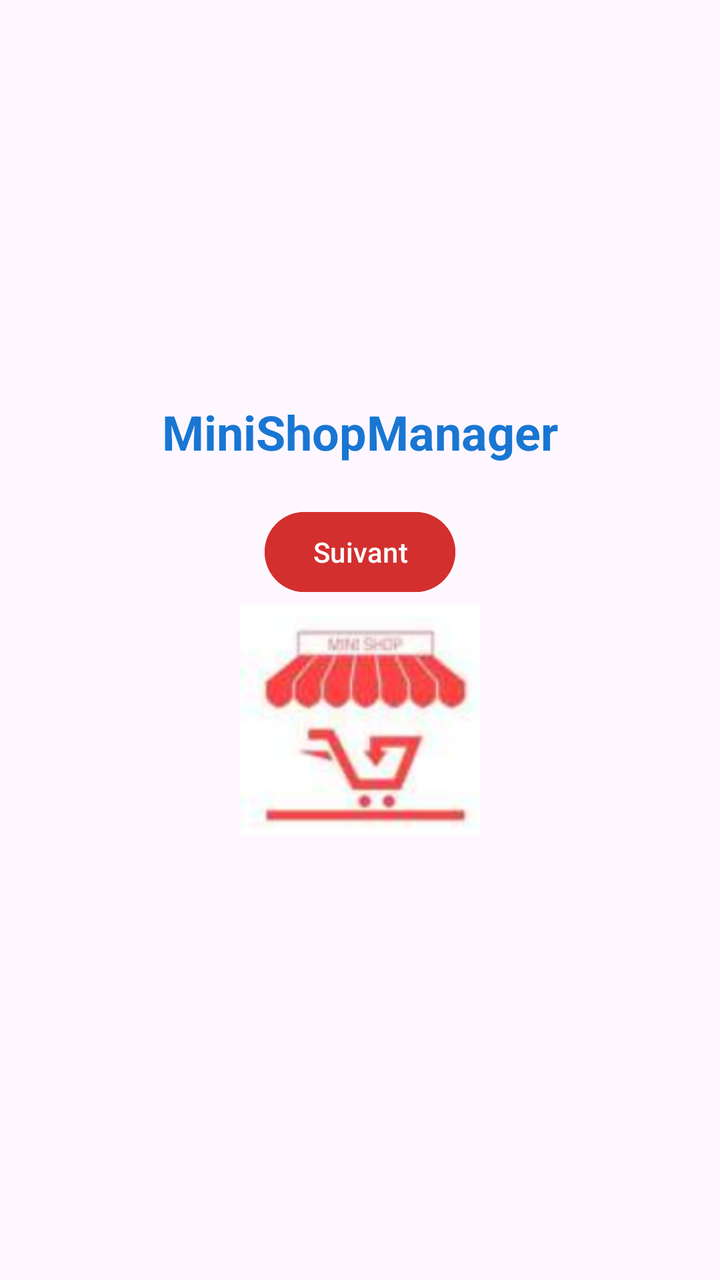
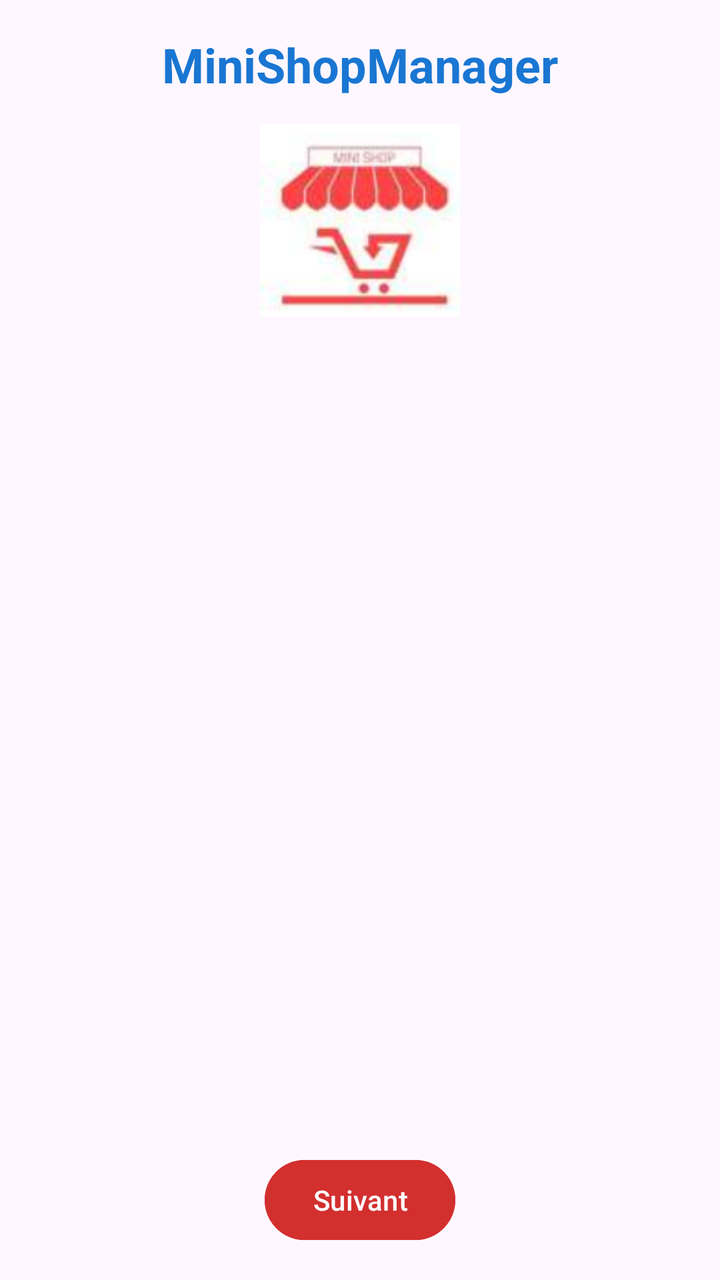

An Android layout rendered at two revisions. The XML below is the earlier revision; the diff shows what the commit changed to produce the second picture.
<!-- AndroidManifest.xml: application theme Theme.MiniShopManager -->
<!-- res/layout/activity_main.xml -->
<?xml version="1.0" encoding="utf-8"?>
<LinearLayout xmlns:android="http://schemas.android.com/apk/res/android"
    android:layout_width="match_parent"
    android:layout_height="match_parent"
    android:orientation="vertical"
    android:gravity="center"
    android:padding="16dp">

    <TextView
        android:id="@+id/tvAppName"
        android:layout_width="wrap_content"
        android:layout_height="wrap_content"
        android:text="MiniShopManager"
        android:textColor="@color/bluePrimary"
        android:textSize="24sp"
        android:textStyle="bold"
        android:layout_marginBottom="20dp"/>

    <Button
        android:id="@+id/btnSuivant"
        android:layout_width="wrap_content"
        android:layout_height="wrap_content"
        android:text="Suivant"
        android:backgroundTint="@color/redAccent"
        android:textColor="@android:color/white"/>
    <ImageView
        android:id="@+id/logoApp"
        android:layout_width="120dp"
        android:layout_height="120dp"
        android:src="@drawable/logo"
        android:contentDescription="Logo de l'application"
        android:layout_marginBottom="20dp"/>
</LinearLayout>
<!-- resources referenced by this layout -->
<resources>
  <color name="bluePrimary">#1976D2</color>
  <color name="redAccent">#D32F2F</color>
  <!-- drawable logo: png bitmap (drawable, 24492 bytes) -->
  <style name="Theme.MiniShopManager" parent="Base.Theme.MiniShopManager" />
  <style name="Base.Theme.MiniShopManager" parent="Theme.Material3.DayNight.NoActionBar">
          
          
      </style>
</resources>

<!-- the commit's change to res/layout/activity_main.xml (unified diff, before → after) -->
@@ -3,7 +3,7 @@
     android:layout_width="match_parent"
     android:layout_height="match_parent"
     android:orientation="vertical"
-    android:gravity="center"
+    android:gravity="center_horizontal"
     android:padding="16dp">
 
     <TextView
@@ -14,7 +14,22 @@
         android:textColor="@color/bluePrimary"
         android:textSize="24sp"
         android:textStyle="bold"
-        android:layout_marginBottom="20dp"/>
+        android:layout_marginBottom="12dp"/>
+
+    <ImageView
+        android:id="@+id/logoApp"
+        android:layout_width="100dp"
+        android:layout_height="100dp"
+        android:src="@drawable/logo"
+        android:contentDescription="Logo de l'application"
+        android:layout_marginBottom="12dp"/>
+
+    <ListView
+        android:id="@+id/listViewProduits"
+        android:layout_width="match_parent"
+        android:layout_height="0dp"
+        android:layout_weight="1"
+        android:layout_marginBottom="12dp"/>
 
     <Button
         android:id="@+id/btnSuivant"
@@ -23,11 +38,5 @@
         android:text="Suivant"
         android:backgroundTint="@color/redAccent"
         android:textColor="@android:color/white"/>
-    <ImageView
-        android:id="@+id/logoApp"
-        android:layout_width="120dp"
-        android:layout_height="120dp"
-        android:src="@drawable/logo"
-        android:contentDescription="Logo de l'application"
-        android:layout_marginBottom="20dp"/>
+
 </LinearLayout>
